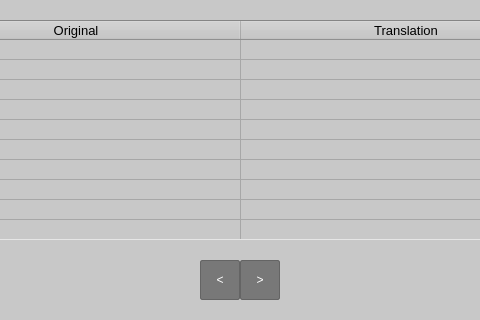
This is src/Forms/TranslateWindow.ui in psv-git/BDOLang as Qt 5 draws it before an edit; both pictures show x 110 to 590 and y 0 to 320 of the 700 by 320 pixel window. The edited form follows.
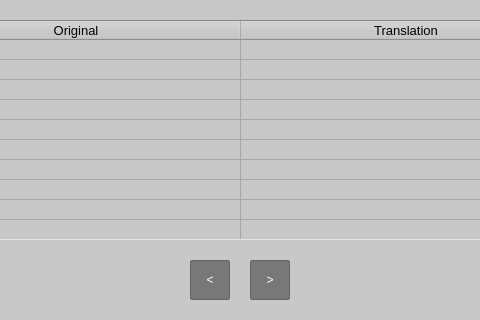
This is the edited form.

Diff of the .ui file:
```diff
--- a/src/Forms/TranslateWindow.ui
+++ b/src/Forms/TranslateWindow.ui
@@ -387,6 +387,10 @@
 QPushButton::hover {
 	background-color: rgb(150, 150, 150);
 }
+
+QPushButton:disabled {
+	background-color: rgb(200, 200, 200);
+}
 </string>
        </property>
        <property name="text">
@@ -394,6 +398,22 @@
        </property>
       </widget>
      </item>
+     <item>
+      <spacer name="horizontalSpacer">
+       <property name="orientation">
+        <enum>Qt::Horizontal</enum>
+       </property>
+       <property name="sizeType">
+        <enum>QSizePolicy::Fixed</enum>
+       </property>
+       <property name="sizeHint" stdset="0">
+        <size>
+         <width>20</width>
+         <height>0</height>
+        </size>
+       </property>
+      </spacer>
+     </item>
      <item>
       <widget class="QPushButton" name="nextButton">
        <property name="sizePolicy">
@@ -431,6 +451,10 @@
 QPushButton::hover {
 	background-color: rgb(150, 150, 150);
 }
+
+QPushButton:disabled {
+	background-color: rgb(200, 200, 200);
+}
 </string>
        </property>
        <property name="text">
```
Left out of the diff: 24 changed lines with no effect on the pictures.
